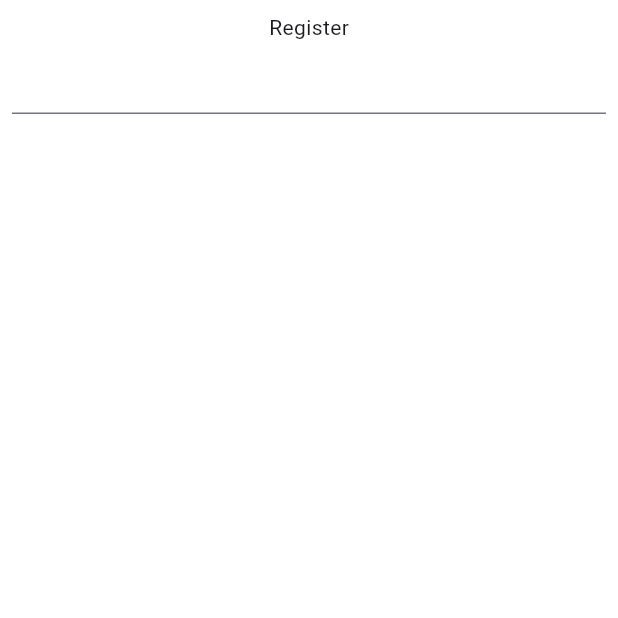
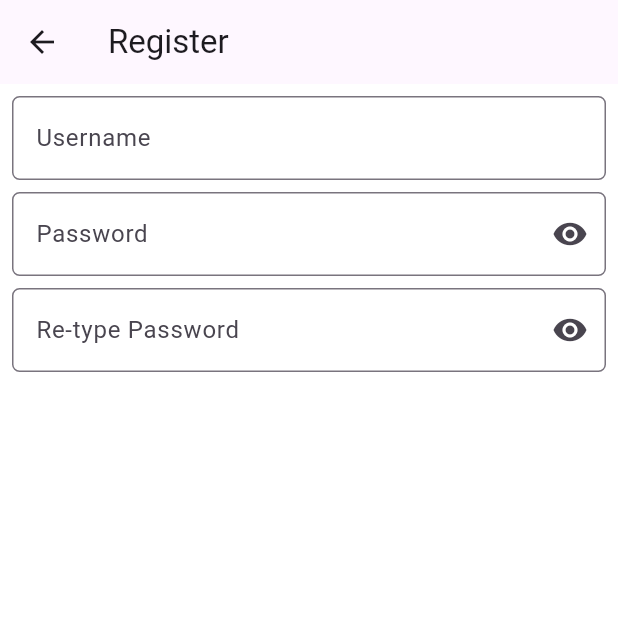
Before and after one commit to NicholasWjy24/SilverStar, a Flutter app: the RegisterScreen screen opened directly, on a phone screen of 412 x 824 dp, the top half of it. Run offline on Flutter 3.47's test engine with Material 3 defaults, Android fonts, the phone set to English and light mode, and no system bars; our stand-ins replace cloud_firestore, firebase_auth, firebase_core; accounts and stored records are empty.

Commit message:
feat: penambahan textfield untuk password dan confirm password beserta logic visible

```diff
--- a/lib/view/Register_Screen.dart
+++ b/lib/view/Register_Screen.dart
@@ -15,25 +15,78 @@ final authService = AuthService();
 class _RegisterScreenState extends State<RegisterScreen> {
   final TextEditingController usernameController = TextEditingController();
   final TextEditingController passwordController = TextEditingController();
+  final TextEditingController confirmPasswordController = TextEditingController();
   final TextEditingController emailController = TextEditingController();
   final TextEditingController birthDateController = TextEditingController();
   final TextEditingController genderController = TextEditingController();
   final TextEditingController phoneNumberController = TextEditingController();
   final TextEditingController addressController = TextEditingController();
 
+  bool obscureTextPassword = true;
+  bool obscureTextConfirmPassword = true;
+
   @override
   Widget build(BuildContext context) {
     return Scaffold(
+      appBar: AppBar(
+        title: Text('Register'),
+      ),
       body: SafeArea(
         child: Padding(
           padding: EdgeInsetsGeometry.all(8),
           child: Column(
             mainAxisAlignment: MainAxisAlignment.start,
             children: [
-              Text('Register'),
               TextField(
-
-              )
+                controller: usernameController,
+                obscureText: false,
+                decoration: InputDecoration(
+                  border: OutlineInputBorder(
+                    borderRadius: BorderRadius.circular(5),
+                  ),
+                  labelText: "Username",
+                ),
+              ),
+              const SizedBox(height: 8),
+              TextField(
+                controller: passwordController,
+                obscureText: obscureTextPassword,
+                decoration: InputDecoration(
+                  suffixIcon: IconButton(
+                    onPressed: () {
+                      obscureTextPassword = !obscureTextPassword;
+                      setState(() {
+                        obscureTextPassword;
+                      });
+                    },
+                    icon: obscureTextPassword ? Icon(Icons.visibility) : Icon(Icons.visibility_off),
+                  ),
+                  border: OutlineInputBorder(
+                    borderRadius: BorderRadius.circular(5),
+                  ),
+                  labelText: "Password",
+                ),
+              ),
+              const SizedBox(height: 8),
+              TextField(
+                controller: confirmPasswordController,
+                obscureText: obscureTextConfirmPassword,
+                decoration: InputDecoration(
+                  suffixIcon: IconButton(
+                    onPressed: () {
+                      obscureTextConfirmPassword = !obscureTextConfirmPassword;
+                      setState(() {
+                        obscureTextConfirmPassword;
+                      });
+                    },
+                    icon: obscureTextConfirmPassword ? Icon(Icons.visibility) : Icon(Icons.visibility_off),
+                  ),
+                  border: OutlineInputBorder(
+                    borderRadius: BorderRadius.circular(5),
+                  ),
+                  labelText: "Re-type Password",
+                ),
+              ),
             ],
           ),
         ),
```
